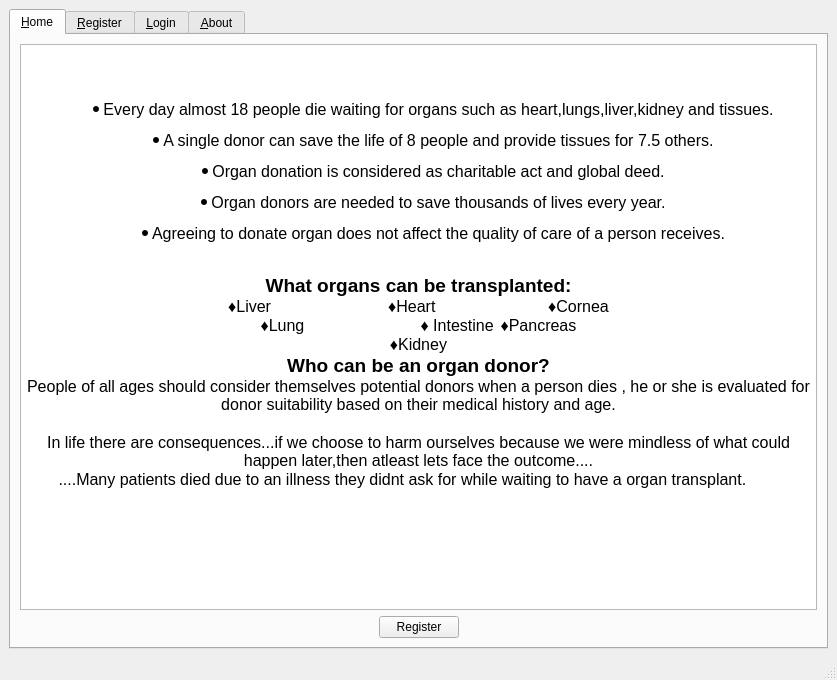
Above: organ.ui from Frost-fusion/Organ_donner before the change. Below: the same form after it.
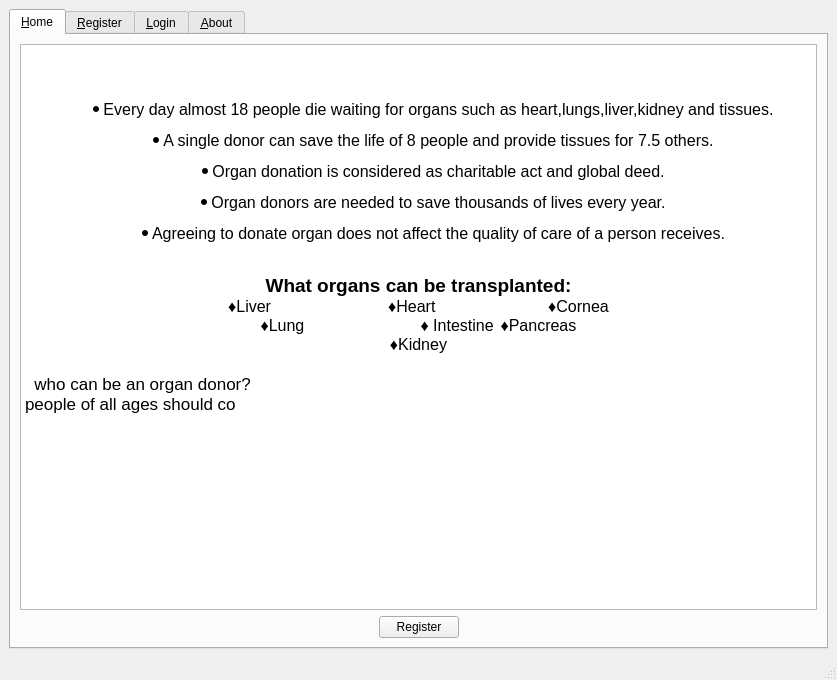
That is the form after the change. The open tabs and pages were chosen to show the change.

Commit message: added database construction in .py file completed ui file upto 80%

Diff of the .ui file:
```diff
--- a/organ.ui
+++ b/organ.ui
@@ -65,24 +65,24 @@
 &lt;html&gt;&lt;head&gt;&lt;meta name=&quot;qrichtext&quot; content=&quot;1&quot; /&gt;&lt;style type=&quot;text/css&quot;&gt;
 p, li { white-space: pre-wrap; }
 &lt;/style&gt;&lt;/head&gt;&lt;body style=&quot; font-family:'Ubuntu'; font-size:13pt; font-weight:400; font-style:normal;&quot;&gt;
-&lt;p align=&quot;center&quot; style=&quot;-qt-paragraph-type:empty; margin-top:0px; margin-bottom:0px; margin-left:0px; margin-right:0px; -qt-block-indent:0; text-indent:0px;&quot;&gt;&lt;br /&gt;&lt;/p&gt;
-&lt;p align=&quot;center&quot; style=&quot; margin-top:0px; margin-bottom:0px; margin-left:0px; margin-right:0px; -qt-block-indent:0; text-indent:0px;&quot;&gt;&lt;span style=&quot; font-size:12pt;&quot;&gt; &lt;/span&gt;&lt;/p&gt;
-&lt;ul style=&quot;margin-top: 0px; margin-bottom: 0px; margin-left: 0px; margin-right: 0px; -qt-list-indent: 1;&quot;&gt;&lt;li style=&quot; font-size:12pt;&quot; align=&quot;center&quot; style=&quot; margin-top:12px; margin-bottom:12px; margin-left:0px; margin-right:0px; -qt-block-indent:0; text-indent:0px;&quot;&gt;Every day almost 18 people die waiting for organs such as heart,lungs,liver,kidney and tissues.&lt;/li&gt;&lt;/ul&gt;
-&lt;ul style=&quot;margin-top: 0px; margin-bottom: 0px; margin-left: 0px; margin-right: 0px; -qt-list-indent: 1;&quot;&gt;&lt;li style=&quot; font-size:12pt;&quot; align=&quot;center&quot; style=&quot; margin-top:12px; margin-bottom:12px; margin-left:0px; margin-right:0px; -qt-block-indent:0; text-indent:0px;&quot;&gt;A single donor can save the life of 8 people and provide tissues for 7.5 others.&lt;/li&gt;&lt;/ul&gt;
-&lt;ul style=&quot;margin-top: 0px; margin-bottom: 0px; margin-left: 0px; margin-right: 0px; -qt-list-indent: 1;&quot;&gt;&lt;li style=&quot; font-size:12pt;&quot; align=&quot;center&quot; style=&quot; margin-top:12px; margin-bottom:12px; margin-left:0px; margin-right:0px; -qt-block-indent:0; text-indent:0px;&quot;&gt;Organ donation is considered as charitable act and global deed.&lt;/li&gt;&lt;/ul&gt;
-&lt;ul style=&quot;margin-top: 0px; margin-bottom: 0px; margin-left: 0px; margin-right: 0px; -qt-list-indent: 1;&quot;&gt;&lt;li style=&quot; font-size:12pt;&quot; align=&quot;center&quot; style=&quot; margin-top:12px; margin-bottom:12px; margin-left:0px; margin-right:0px; -qt-block-indent:0; text-indent:0px;&quot;&gt;Organ donors are needed to save thousands of lives every year.&lt;/li&gt;&lt;/ul&gt;
-&lt;ul style=&quot;margin-top: 0px; margin-bottom: 0px; margin-left: 0px; margin-right: 0px; -qt-list-indent: 1;&quot;&gt;&lt;li style=&quot; font-size:12pt;&quot; align=&quot;center&quot; style=&quot; margin-top:12px; margin-bottom:12px; margin-left:0px; margin-right:0px; -qt-block-indent:0; text-indent:0px;&quot;&gt;Agreeing to donate organ does not affect the quality of care of a person receives.&lt;/li&gt;&lt;/ul&gt;
-&lt;p align=&quot;center&quot; style=&quot;-qt-paragraph-type:empty; margin-top:0px; margin-bottom:0px; margin-left:0px; margin-right:0px; -qt-block-indent:0; text-indent:0px; font-size:12pt;&quot;&gt;&lt;br /&gt;&lt;/p&gt;
-&lt;p align=&quot;center&quot; style=&quot; margin-top:0px; margin-bottom:0px; margin-left:0px; margin-right:0px; -qt-block-indent:0; text-indent:0px;&quot;&gt;&lt;span style=&quot; font-size:14pt; font-weight:600;&quot;&gt;What organs can be transplanted:&lt;/span&gt;&lt;/p&gt;
-&lt;p align=&quot;center&quot; style=&quot; margin-top:0px; margin-bottom:0px; margin-left:0px; margin-right:0px; -qt-block-indent:0; text-indent:0px;&quot;&gt;&lt;span style=&quot; font-size:12pt;&quot;&gt;♦Liver 		♦Heart 		♦Cornea&lt;/span&gt;&lt;/p&gt;
-&lt;p align=&quot;center&quot; style=&quot; margin-top:0px; margin-bottom:0px; margin-left:0px; margin-right:0px; -qt-block-indent:0; text-indent:0px;&quot;&gt;&lt;span style=&quot; font-size:12pt;&quot;&gt;♦Lung		♦ Intestine 	♦Pancreas&lt;/span&gt;&lt;/p&gt;
-&lt;p align=&quot;center&quot; style=&quot; margin-top:0px; margin-bottom:0px; margin-left:0px; margin-right:0px; -qt-block-indent:0; text-indent:0px;&quot;&gt;&lt;span style=&quot; font-size:12pt;&quot;&gt;♦Kidney&lt;/span&gt;&lt;/p&gt;
-&lt;p align=&quot;center&quot; style=&quot; margin-top:0px; margin-bottom:0px; margin-left:0px; margin-right:0px; -qt-block-indent:0; text-indent:0px;&quot;&gt;&lt;span style=&quot; font-size:14pt; font-weight:600;&quot;&gt;Who can be an organ donor?&lt;/span&gt;&lt;/p&gt;
-&lt;p align=&quot;center&quot; style=&quot; margin-top:0px; margin-bottom:0px; margin-left:0px; margin-right:0px; -qt-block-indent:0; text-indent:0px;&quot;&gt;&lt;span style=&quot; font-size:12pt;&quot;&gt;People of all ages should consider themselves potential donors when a person dies , he or she is evaluated for donor suitability based on their medical history and age.&lt;/span&gt;&lt;/p&gt;
-&lt;p align=&quot;center&quot; style=&quot;-qt-paragraph-type:empty; margin-top:0px; margin-bottom:0px; margin-left:0px; margin-right:0px; -qt-block-indent:0; text-indent:0px; font-size:12pt;&quot;&gt;&lt;br /&gt;&lt;/p&gt;
-&lt;p align=&quot;center&quot; style=&quot; margin-top:0px; margin-bottom:0px; margin-left:0px; margin-right:0px; -qt-block-indent:0; text-indent:0px;&quot;&gt;&lt;span style=&quot; font-size:12pt;&quot;&gt;In life there are consequences...if we choose to harm ourselves because we were mindless of what could happen later,then atleast lets face the outcome....&lt;/span&gt;&lt;/p&gt;
-&lt;p align=&quot;center&quot; style=&quot; margin-top:0px; margin-bottom:0px; margin-left:0px; margin-right:0px; -qt-block-indent:0; text-indent:0px;&quot;&gt;&lt;span style=&quot; font-size:12pt;&quot;&gt;....Many patients died due to an illness they didnt ask for while waiting to have a organ transplant.		&lt;/span&gt;&lt;/p&gt;
-&lt;p align=&quot;center&quot; style=&quot;-qt-paragraph-type:empty; margin-top:0px; margin-bottom:0px; margin-left:0px; margin-right:0px; -qt-block-indent:0; text-indent:0px; font-size:12pt;&quot;&gt;&lt;br /&gt;&lt;/p&gt;&lt;/body&gt;&lt;/html&gt;</string>
+&lt;p align=&quot;center&quot; style=&quot;-qt-paragraph-type:empty; margin-top:0px; margin-bottom:0px; margin-left:0px; margin-right:0px; -qt-block-indent:0; text-indent:0px; font-family:'Verdana,sans-serif';&quot;&gt;&lt;br /&gt;&lt;/p&gt;
+&lt;p align=&quot;center&quot; style=&quot; margin-top:0px; margin-bottom:0px; margin-left:0px; margin-right:0px; -qt-block-indent:0; text-indent:0px;&quot;&gt;&lt;span style=&quot; font-family:'Verdana,sans-serif'; font-size:12pt;&quot;&gt; &lt;/span&gt;&lt;/p&gt;
+&lt;ul style=&quot;margin-top: 0px; margin-bottom: 0px; margin-left: 0px; margin-right: 0px; -qt-list-indent: 1;&quot;&gt;&lt;li style=&quot; font-family:'Verdana,sans-serif'; font-size:12pt;&quot; align=&quot;center&quot; style=&quot; margin-top:12px; margin-bottom:12px; margin-left:0px; margin-right:0px; -qt-block-indent:0; text-indent:0px;&quot;&gt;Every day almost 18 people die waiting for organs such as heart,lungs,liver,kidney and tissues.&lt;/li&gt;&lt;/ul&gt;
+&lt;ul style=&quot;margin-top: 0px; margin-bottom: 0px; margin-left: 0px; margin-right: 0px; -qt-list-indent: 1;&quot;&gt;&lt;li style=&quot; font-family:'Verdana,sans-serif'; font-size:12pt;&quot; align=&quot;center&quot; style=&quot; margin-top:12px; margin-bottom:12px; margin-left:0px; margin-right:0px; -qt-block-indent:0; text-indent:0px;&quot;&gt;A single donor can save the life of 8 people and provide tissues for 7.5 others.&lt;/li&gt;&lt;/ul&gt;
+&lt;ul style=&quot;margin-top: 0px; margin-bottom: 0px; margin-left: 0px; margin-right: 0px; -qt-list-indent: 1;&quot;&gt;&lt;li style=&quot; font-family:'Verdana,sans-serif'; font-size:12pt;&quot; align=&quot;center&quot; style=&quot; margin-top:12px; margin-bottom:12px; margin-left:0px; margin-right:0px; -qt-block-indent:0; text-indent:0px;&quot;&gt;Organ donation is considered as charitable act and global deed.&lt;/li&gt;&lt;/ul&gt;
+&lt;ul style=&quot;margin-top: 0px; margin-bottom: 0px; margin-left: 0px; margin-right: 0px; -qt-list-indent: 1;&quot;&gt;&lt;li style=&quot; font-family:'Verdana,sans-serif'; font-size:12pt;&quot; align=&quot;center&quot; style=&quot; margin-top:12px; margin-bottom:12px; margin-left:0px; margin-right:0px; -qt-block-indent:0; text-indent:0px;&quot;&gt;Organ donors are needed to save thousands of lives every year.&lt;/li&gt;&lt;/ul&gt;
+&lt;ul style=&quot;margin-top: 0px; margin-bottom: 0px; margin-left: 0px; margin-right: 0px; -qt-list-indent: 1;&quot;&gt;&lt;li style=&quot; font-family:'Verdana,sans-serif'; font-size:12pt;&quot; align=&quot;center&quot; style=&quot; margin-top:12px; margin-bottom:12px; margin-left:0px; margin-right:0px; -qt-block-indent:0; text-indent:0px;&quot;&gt;Agreeing to donate organ does not affect the quality of care of a person receives.&lt;/li&gt;&lt;/ul&gt;
+&lt;p align=&quot;center&quot; style=&quot;-qt-paragraph-type:empty; margin-top:0px; margin-bottom:0px; margin-left:0px; margin-right:0px; -qt-block-indent:0; text-indent:0px; font-family:'Verdana,sans-serif'; font-size:12pt;&quot;&gt;&lt;br /&gt;&lt;/p&gt;
+&lt;p align=&quot;center&quot; style=&quot; margin-top:0px; margin-bottom:0px; margin-left:0px; margin-right:0px; -qt-block-indent:0; text-indent:0px;&quot;&gt;&lt;span style=&quot; font-family:'Verdana,sans-serif'; font-size:14pt; font-weight:600;&quot;&gt;What organs can be transplanted:&lt;/span&gt;&lt;/p&gt;
+&lt;p align=&quot;center&quot; style=&quot; margin-top:0px; margin-bottom:0px; margin-left:0px; margin-right:0px; -qt-block-indent:0; text-indent:0px;&quot;&gt;&lt;span style=&quot; font-family:'Verdana,sans-serif'; font-size:12pt;&quot;&gt;♦Liver 		♦Heart 		♦Cornea&lt;/span&gt;&lt;/p&gt;
+&lt;p align=&quot;center&quot; style=&quot; margin-top:0px; margin-bottom:0px; margin-left:0px; margin-right:0px; -qt-block-indent:0; text-indent:0px;&quot;&gt;&lt;span style=&quot; font-family:'Verdana,sans-serif'; font-size:12pt;&quot;&gt;♦Lung		♦ Intestine 	♦Pancreas&lt;/span&gt;&lt;/p&gt;
+&lt;p align=&quot;center&quot; style=&quot; margin-top:0px; margin-bottom:0px; margin-left:0px; margin-right:0px; -qt-block-indent:0; text-indent:0px;&quot;&gt;&lt;span style=&quot; font-family:'Verdana,sans-serif'; font-size:12pt;&quot;&gt;♦Kidney&lt;/span&gt;&lt;/p&gt;
+&lt;p style=&quot; margin-top:0px; margin-bottom:0px; margin-left:0px; margin-right:0px; -qt-block-indent:0; text-indent:0px;&quot;&gt;&lt;span style=&quot; font-family:'Verdana,sans-serif';&quot;&gt;  &lt;/span&gt;&lt;/p&gt;
+&lt;p style=&quot; margin-top:0px; margin-bottom:0px; margin-left:0px; margin-right:0px; -qt-block-indent:0; text-indent:0px;&quot;&gt;&lt;span style=&quot; font-family:'Verdana,sans-serif';&quot;&gt;  who can be an organ donor?&lt;/span&gt;&lt;/p&gt;
+&lt;p style=&quot; margin-top:0px; margin-bottom:0px; margin-left:0px; margin-right:0px; -qt-block-indent:0; text-indent:0px;&quot;&gt;&lt;span style=&quot; font-family:'Verdana,sans-serif';&quot;&gt;people of all ages should co&lt;/span&gt;&lt;/p&gt;
+&lt;p style=&quot; margin-top:0px; margin-bottom:0px; margin-left:0px; margin-right:0px; -qt-block-indent:0; text-indent:0px;&quot;&gt;&lt;span style=&quot; font-family:'Verdana,sans-serif';&quot;&gt;  &lt;/span&gt;&lt;/p&gt;
+&lt;p style=&quot; margin-top:0px; margin-bottom:0px; margin-left:0px; margin-right:0px; -qt-block-indent:0; text-indent:0px;&quot;&gt;&lt;span style=&quot; font-family:'Verdana,sans-serif';&quot;&gt;  &lt;/span&gt;&lt;/p&gt;
+&lt;p style=&quot; margin-top:0px; margin-bottom:0px; margin-left:0px; margin-right:0px; -qt-block-indent:0; text-indent:0px;&quot;&gt;&lt;span style=&quot; font-family:'Verdana,sans-serif';&quot;&gt; &lt;/span&gt;&lt;/p&gt;&lt;/body&gt;&lt;/html&gt;</string>
           </property>
          </widget>
         </item>
```
Left out of the diff: 56 changed lines with no effect on the pictures. The commit also changes 2 other files.
